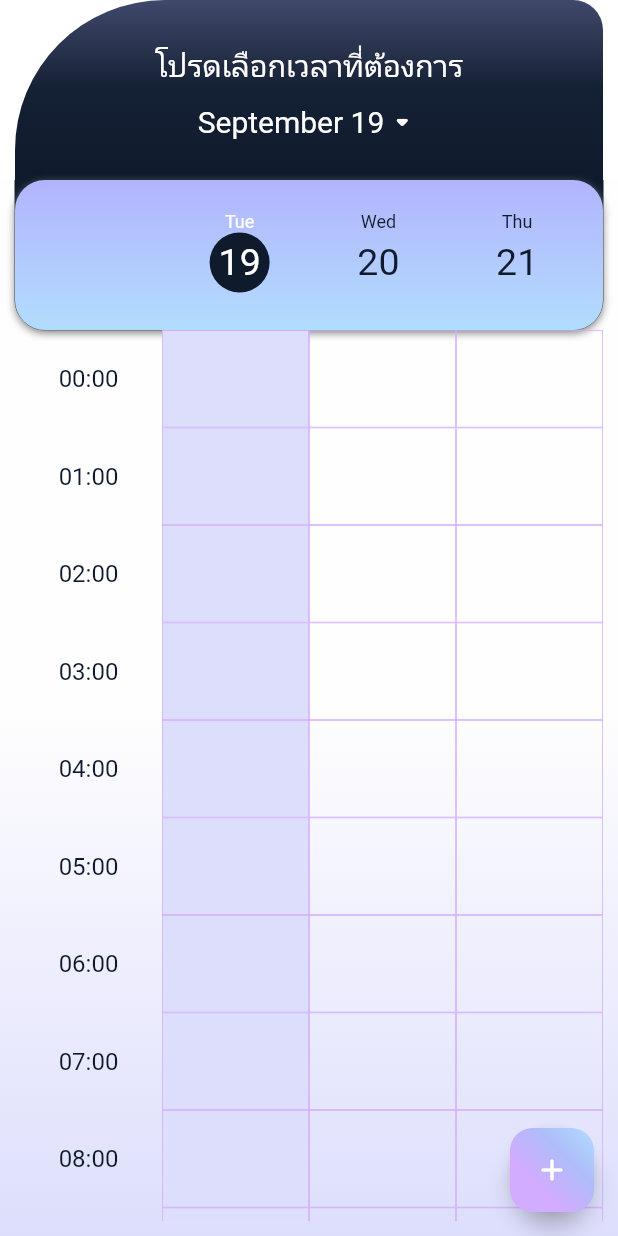
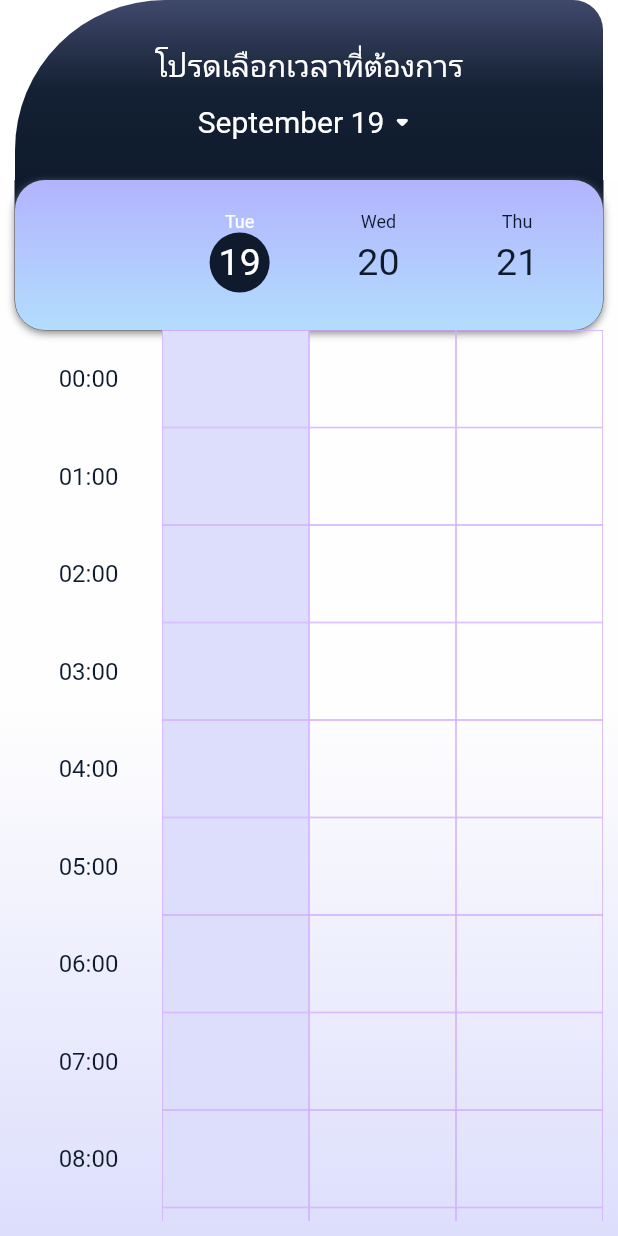
Before and after one commit to TelephyApp/Telephy_frontend, a Flutter app: the screen it shows after launch, on a phone screen of 412 x 824 dp. Run offline on Flutter 3.47's test engine with Material 2 defaults, Android fonts, the phone set to English and light mode, and no system bars; our stand-ins replace font_awesome_flutter, table_calendar.

Commit message:
save state of Timeslot  and button loss 555555

```diff
--- a/lib/main.dart
+++ b/lib/main.dart
@@ -54,7 +54,7 @@ class MyApp extends StatelessWidget {
         'profile': (context) => const ProfileScreen(),
         'register': (context) => const RegisterScreen(),
         'booking': (context) => const BookingScreen(),
-        'timeSlot': (context) => const TimeSlotScreen(),
+        'timeSlot': (context) => const TimeSlot(),
       },
     );
   }
--- a/lib/main_layout.dart
+++ b/lib/main_layout.dart
@@ -41,7 +41,7 @@ class _MainLayoutState extends State<MainLayout> {
         onPageChanged: onPageChanged,
         children: const <Widget>[
           HomeScreen(),
-          TimeSlotScreen(),
+          TimeSlot(),
           ProfileScreen(),
         ],
       ),
--- a/lib/screens/time_slot_screen.dart
+++ b/lib/screens/time_slot_screen.dart
@@ -4,63 +4,42 @@ import 'package:flutter/material.dart';
 import 'package:telephy/widgets/calender.dart';
 import 'package:telephy/widgets/timeSlot.dart';
 
-
-class TimeSlotScreen extends StatefulWidget {
-  const TimeSlotScreen({Key? key}) : super(key: key);
+class TimeSlot extends StatefulWidget {
+  const TimeSlot({Key? key}) : super(key: key);
 
   @override
-  _TimeSlotScreenState createState() => _TimeSlotScreenState();
+  _TimeSlotState createState() => _TimeSlotState();
 }
 
-class _TimeSlotScreenState extends State<TimeSlotScreen> {
+class _TimeSlotState extends State<TimeSlot> {
   DateTime selectedDay = DateTime.now();
 
   @override
   Widget build(BuildContext context) {
     return Scaffold(
-      //check button
-      floatingActionButton: FloatingActionButton(
-        onPressed: () {
-          setState(() {
-            isBooking = !isBooking;
-          });
-        },
-        child: Container(
-            width: 60,
-            height: 60,
-            decoration: BoxDecoration(
-              gradient: const LinearGradient(
-                colors: [
-                  Color(0xFFD2ACFF),
-                  Color(0xFFD2ACFF),
-                  Color(0xFFADBDFA),
-                  Color(0xFFB2DDFD)
-                ], // Adjust the gradient colors
-                begin: Alignment.bottomLeft,
-                end: Alignment.topRight,
-              ),
-              borderRadius: BorderRadius.circular(15),
-            ),
-            child: isBooking
-                ? const Icon(
-                    Icons.check_rounded,
-                    color: Colors.white,
-                  )
-                : const Icon(
-                    Icons.add_rounded,
-                    color: Colors.white,
-                  )),
-      ),
       body: SafeArea(
         child: Center(
           child: Column(
             mainAxisAlignment: MainAxisAlignment.start,
             children: [
-              CalendarDoctor(onDaySelected: (day) {
-                setState(() {
-                  selectedDay = day;
-                });
-              }),
+              // Text('data'),
+              // Text('data2'),
+
+              // CalendarDoctor(onDaySelected: (day) {
+              //   setState(() {
+              //     selectedDay = day;
+              //   });
+              // }),
+
+              // TimeSlotTable(currentDate: selectedDay),
+
+              Container(
+                child: CalendarDoctor(onDaySelected: (day) {
+                  setState(() {
+                    selectedDay = day;
+                  });
+                }),
+              ),
               Expanded(
                 child: TimeSlotTable(currentDate: selectedDay),
               ),
--- a/lib/widgets/timeSlot.dart
+++ b/lib/widgets/timeSlot.dart
@@ -2,20 +2,29 @@ import 'package:flutter/material.dart';
 import 'package:intl/intl.dart';
 import 'package:telephy/utils/config.dart';
 
-bool isBooking = false;
-
-class TimeSlotTable extends StatelessWidget {
+class TimeSlotTable extends StatefulWidget {
   final int numberOfHours = 24;
   final int numberOfDaysToShow = 3;
   final DateTime currentDate;
 
-  const TimeSlotTable({super.key, required this.currentDate});
+  const TimeSlotTable({Key? key, required this.currentDate}) : super(key: key);
+
+  @override
+  _TimeSlotTableState createState() => _TimeSlotTableState();
+}
+
+class _TimeSlotTableState extends State<TimeSlotTable> {
+  bool isBooking = false; // Added state variable
+  List<List<bool>> isSlotTapped = List.generate(
+      3,
+      (dayIndex) =>
+          List.generate(24, (hourIndex) => false)); // Slot tapped state
 
   @override
   Widget build(BuildContext context) {
     final nextTwoDays = List.generate(
       3,
-      (index) => currentDate.add(Duration(days: index)),
+      (index) => widget.currentDate.add(Duration(days: index)),
     );
 
     final lastThreeDays = nextTwoDays;
@@ -33,11 +42,13 @@ class TimeSlotTable extends StatelessWidget {
         children: [
           Container(
             decoration: BoxDecoration(
-                border: Border.all(color: const Color(0xFF0F1B2D), width: 0),
-                color: Config.darkerToneColor,
-                borderRadius: const BorderRadius.only(
-                    bottomLeft: Radius.circular(20),
-                    bottomRight: Radius.circular(20))),
+              border: Border.all(color: const Color(0xFF0F1B2D), width: 0),
+              color: Config.darkerToneColor,
+              borderRadius: const BorderRadius.only(
+                bottomLeft: Radius.circular(20),
+                bottomRight: Radius.circular(20),
+              ),
+            ),
             child: Container(
               height: 100,
               padding: const EdgeInsets.all(11),
@@ -114,7 +125,7 @@ class TimeSlotTable extends StatelessWidget {
           ),
           Expanded(
             child: ListView.builder(
-              itemCount: numberOfHours,
+              itemCount: widget.numberOfHours,
               itemBuilder: (BuildContext context, int hourIndex) {
                 final hour = hourIndex.toString().padLeft(2, '0');
                 return Row(
@@ -129,6 +140,15 @@ class TimeSlotTable extends StatelessWidget {
                         child: HourlySlot(
                           day: lastThreeDays[dayIndex],
                           hour: hour,
+                          isTapped: isSlotTapped[dayIndex]
+                              [hourIndex], // Pass tapped state
+                          onTap: () {
+                            // Toggle tapped state for this specific day and hour
+                            setState(() {
+                              isSlotTapped[dayIndex][hourIndex] =
+                                  !isSlotTapped[dayIndex][hourIndex];
+                            });
+                          },
                         ),
                       ),
                   ],
@@ -148,7 +168,7 @@ class TimeSlotTable extends StatelessWidget {
 class TimeSlot extends StatelessWidget {
   final String hour;
 
-  const TimeSlot({super.key, required this.hour});
+  const TimeSlot({Key? key, required this.hour}) : super(key: key);
 
   @override
   Widget build(BuildContext context) {
@@ -171,27 +191,28 @@ class TimeSlot extends StatelessWidget {
   }
 }
 
-class HourlySlot extends StatefulWidget {
+class HourlySlot extends StatelessWidget {
   final DateTime day;
   final String hour;
+  final bool isTapped;
+  final VoidCallback onTap;
 
-  const HourlySlot({super.key, required this.day, required this.hour});
-
-  @override
-  _HourlySlotState createState() => _HourlySlotState();
-}
-
-class _HourlySlotState extends State<HourlySlot> {
-  bool isTapped = false;
+  const HourlySlot({
+    Key? key,
+    required this.day,
+    required this.hour,
+    required this.isTapped,
+    required this.onTap,
+  }) : super(key: key);
 
   @override
   Widget build(BuildContext context) {
     final DateTime currentTime = DateTime.now();
     final DateTime currentDateTime = DateTime(
-      widget.day.year,
-      widget.day.month,
-      widget.day.day,
-      int.parse(widget.hour),
+      day.year,
+      day.month,
+      day.day,
+      int.parse(hour),
     );
 
     String generateTimeRange(int hour) {
@@ -201,7 +222,7 @@ class _HourlySlotState extends State<HourlySlot> {
       return '${startHour.toString().padLeft(2, '0')}:00-${endHour.toString().padLeft(2, '0')}:00';
     }
 
-    String timeRange = generateTimeRange(int.parse(widget.hour));
+    String timeRange = generateTimeRange(int.parse(hour));
 
     final bool isPastDay = currentDateTime.isBefore(currentTime);
 
@@ -236,13 +257,7 @@ class _HourlySlotState extends State<HourlySlot> {
             ),
           )
         : GestureDetector(
-            onTap: isBooking
-                ? () {
-                    setState(() {
-                      isTapped = !isTapped;
-                    });
-                  }
-                : null,
+            onTap: onTap, // Use onTap function passed from parent
             child: Container(
               decoration: BoxDecoration(
                 color: isTapped
@@ -262,8 +277,7 @@ class _HourlySlotState extends State<HourlySlot> {
                   ),
                   Text(
                     isTapped
-                        ? '${DateFormat('EEE').format(widget.day)} '
-                            '${timeRange}'
+                        ? '${DateFormat('EEE').format(day)} $timeRange'
                         : " ",
                     style: const TextStyle(
                       fontWeight: FontWeight.normal,
```
